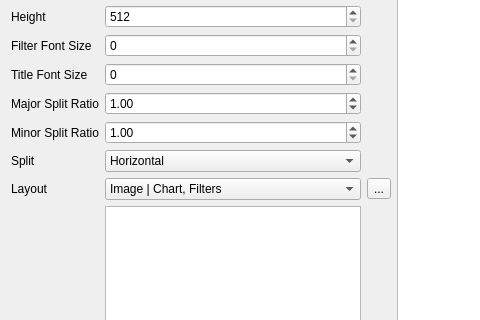
First picture: the form in src/main/python/ui/report.ui, repository 3ll3d00d/beqdesigner, before the edit; both pictures show x 0 to 480 and y 91 to 411 of the 1371 by 801 pixel window.
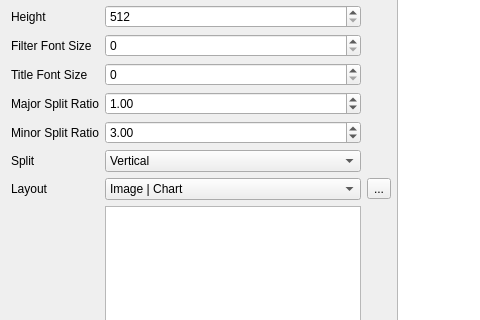
Second picture: the form after the edit. Custom widgets are drawn as their Qt base class.

Commit message: #4 experiment with including the table in the chart

```diff
--- a/src/main/python/ui/report.ui
+++ b/src/main/python/ui/report.ui
@@ -148,7 +148,7 @@
           <double>0.020000000000000</double>
          </property>
          <property name="value">
-          <double>1.000000000000000</double>
+          <double>3.000000000000000</double>
          </property>
         </widget>
        </item>
@@ -161,6 +161,9 @@
        </item>
        <item row="8" column="1">
         <widget class="QComboBox" name="chartSplit">
+         <property name="currentIndex">
+          <number>1</number>
+         </property>
          <item>
           <property name="text">
            <string>Horizontal</string>
@@ -182,6 +185,9 @@
        </item>
        <item row="9" column="1">
         <widget class="QComboBox" name="chartLayout">
+         <property name="currentIndex">
+          <number>15</number>
+         </property>
          <item>
           <property name="text">
            <string>Image | Chart, Filters</string>
@@ -252,6 +258,16 @@
            <string>Filters | Chart</string>
           </property>
          </item>
+         <item>
+          <property name="text">
+           <string>Chart | Image</string>
+          </property>
+         </item>
+         <item>
+          <property name="text">
+           <string>Image | Chart</string>
+          </property>
+         </item>
         </widget>
        </item>
        <item row="10" column="0">
```
The commit also changes 3 other files.
